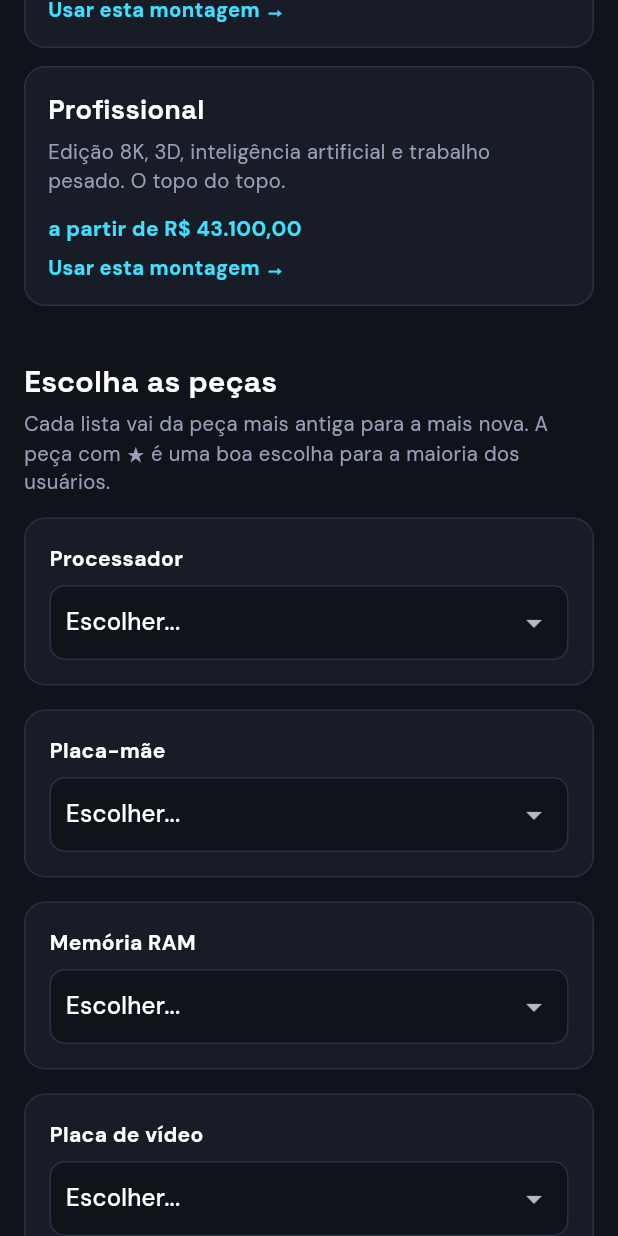
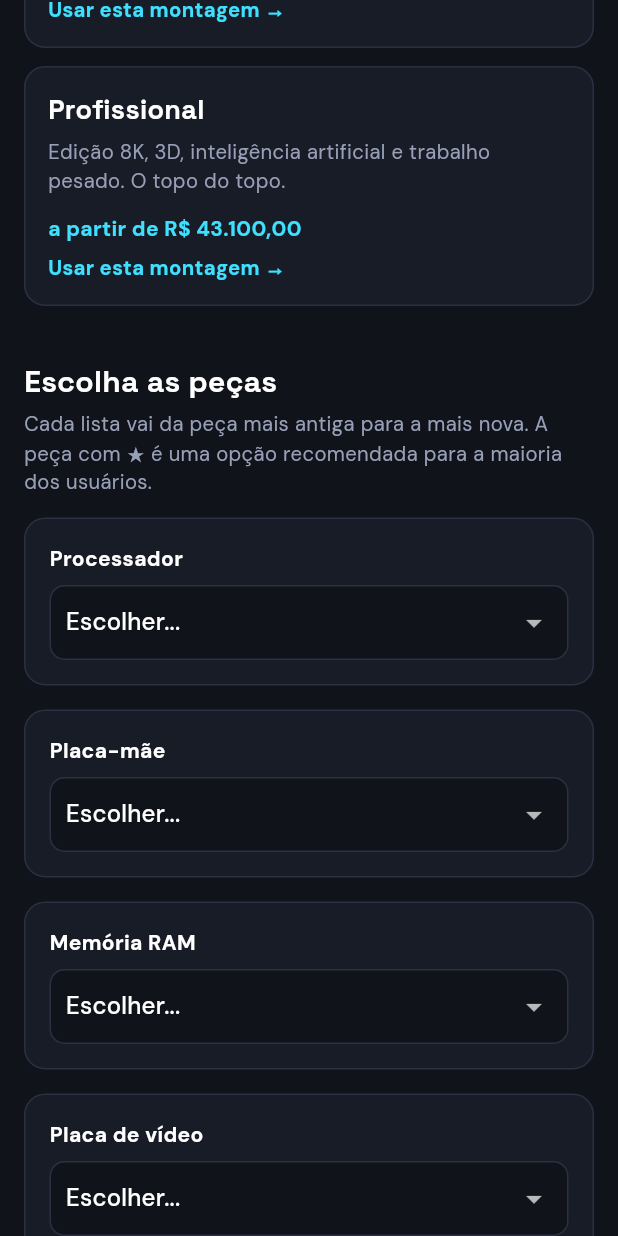
Before and after one commit to gabriellanna2006/bancada-pc, a Flutter app: the screen it shows after launch, scrolled down 1152 dp, on a phone screen of 412 x 824 dp. Run offline on Flutter 3.47's test engine with Material 3 defaults, Android fonts, the phone set to English and light mode, and no system bars; our stand-ins replace google_fonts.

Commit message:
Atualiza texto de recomendação das peças

```diff
--- a/lib/tela_bancada.dart
+++ b/lib/tela_bancada.dart
@@ -161,7 +161,7 @@ class _TelaBancadaState extends State<TelaBancada> {
                         key: pecasKey,
                         child: _titulo(
                           'Escolha as peças',
-                          'Cada lista vai da peça mais antiga para a mais nova. A peça com ★ é uma boa escolha para a maioria dos usuários.',
+                          'Cada lista vai da peça mais antiga para a mais nova. A peça com ★ é uma opção recomendada para a maioria dos usuários.',
                         ),
                       ),
                       _layout(regras),
```
